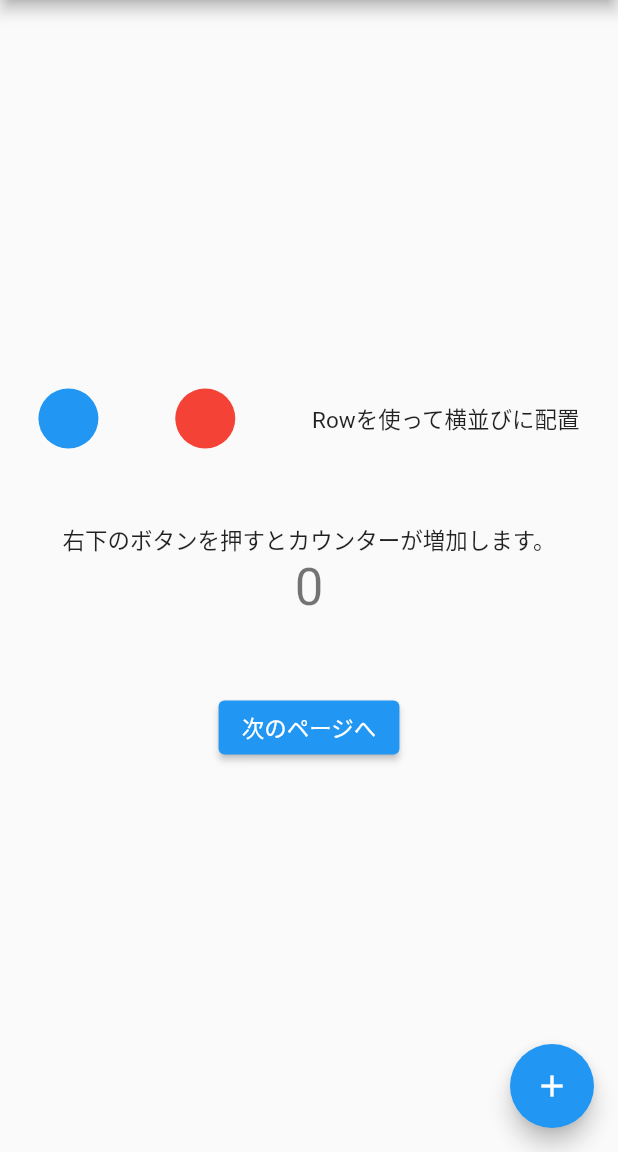
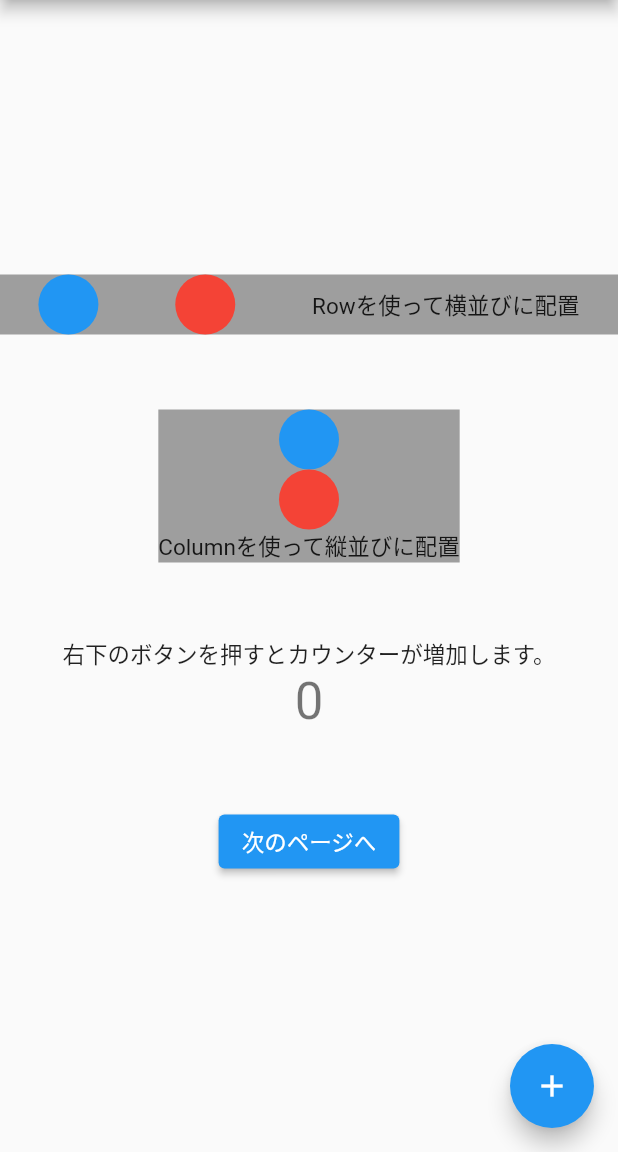
Before and after one commit to francebed-takeuchi/learning_flutter, a Flutter app: the screen it shows after launch, on a phone screen of 412 x 824 dp, the part 84-1236 px from its top. Run offline on Flutter 3.47's test engine with Material 2 defaults, Android fonts, the phone set to English and light mode, and no system bars.

```diff
--- a/lib/pages/home/home.dart
+++ b/lib/pages/home/home.dart
@@ -61,7 +61,9 @@ class _MyHomePageState extends State<MyHomePage> {
         child: Column(
           mainAxisAlignment: MainAxisAlignment.center,
           children: <Widget>[
-            Row(
+            Container(
+              color: Colors.grey,
+              child: Row(
                 mainAxisAlignment: MainAxisAlignment.spaceAround,
                 children: const [
                   CircleAvatar(backgroundColor: Colors.blue), // 青い丸
@@ -69,7 +71,19 @@ class _MyHomePageState extends State<MyHomePage> {
                   Text('Rowを使って横並びに配置'),
                 ],
               ),
+            ),
             const SizedBox(height: 50), // スペースを入れたい時や大きさを制御するために使います
+            Container(
+              color: Colors.grey,
+              child: Column(
+                children: const [
+                  CircleAvatar(backgroundColor: Colors.blue), // 青い丸
+                  CircleAvatar(backgroundColor: Colors.red), // 赤い丸
+                  Text('Columnを使って縦並びに配置'),
+                ],
+              ),
+            ),
+            const SizedBox(height: 50),
             const Text(
               '右下のボタンを押すとカウンターが増加します。',
             ),
@@ -87,9 +101,7 @@ class _MyHomePageState extends State<MyHomePage> {
                 /// ボタンを押すとSecondPage()に画面遷移する
                 Navigator.of(context).push<void>(
                   MaterialPageRoute(
-                    builder: (context) {
-                      return const TodoListPage();
-                    },
+                    builder: (context) => const TodoListPage(),
                   ),
                 );
               },
```
Lines whose indentation alone changed are shown as unchanged.
